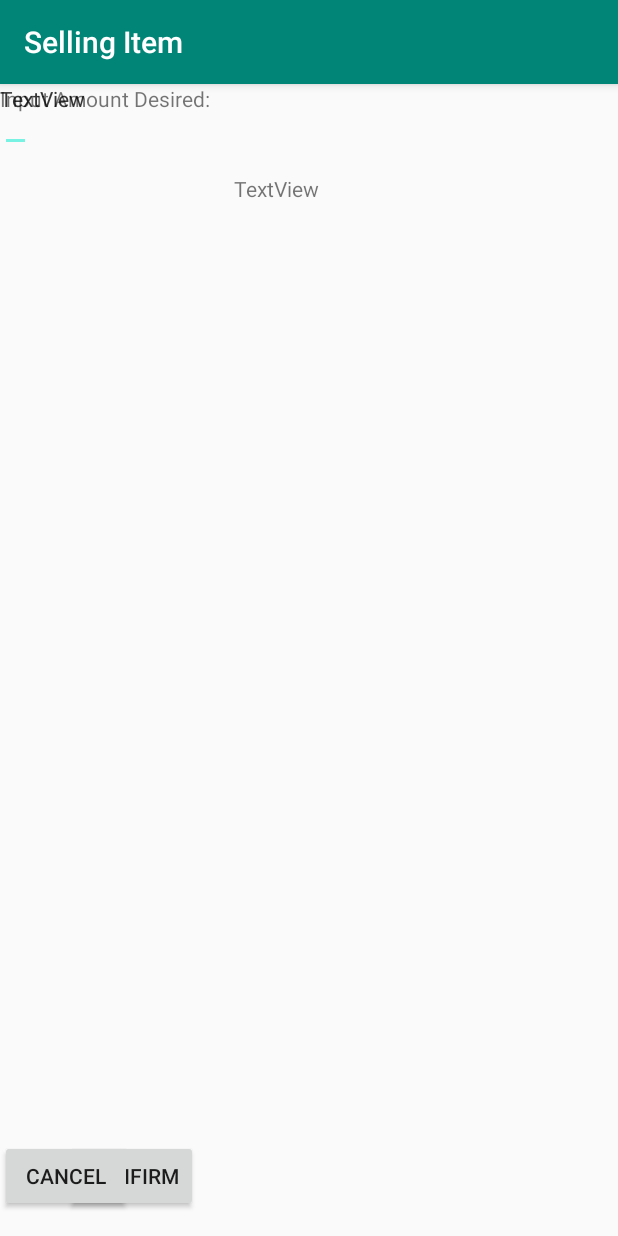
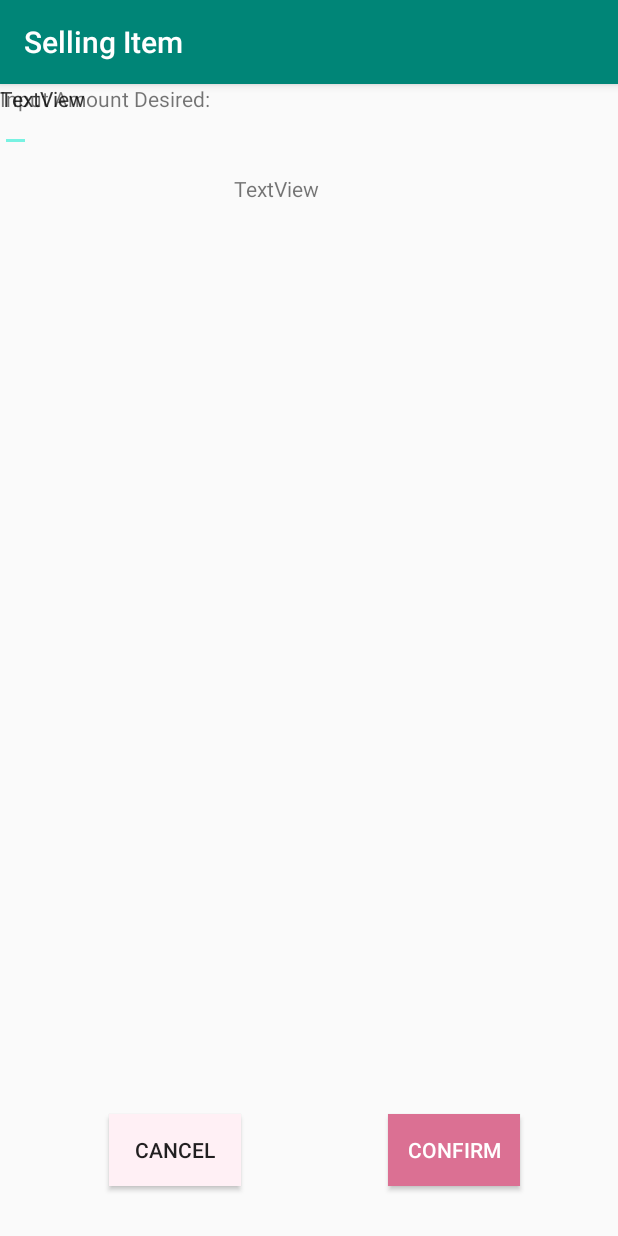
Before and after one commit to sairapoonnen/CS2340SpaceTraderProject, an Android app: the EditItemActivity screen opened directly, with no data from a screen before it, on a phone screen of 412 x 824 dp. Run offline under Robolectric (Android 15) with nearby library versions, the phone set to English and light mode, and no system bars; Roboto replaces fonts that are not available here.

Commit message:
Edited xml files

```diff
--- a/app/src/main/res/layout/activity_edititem.xml
+++ b/app/src/main/res/layout/activity_edititem.xml
@@ -10,12 +10,17 @@
         android:id="@+id/confirm"
         android:layout_width="wrap_content"
         android:layout_height="wrap_content"
+        android:layout_marginTop="8dp"
         android:layout_marginBottom="16dp"
+        android:background="@color/PaleVioletRed"
         android:text="Confirm"
+        android:textColor="@color/White"
         app:layout_constraintBottom_toBottomOf="parent"
         app:layout_constraintEnd_toEndOf="parent"
-        app:layout_constraintHorizontal_bias="0.136"
-        app:layout_constraintStart_toStartOf="parent" />
+        app:layout_constraintHorizontal_bias="0.798"
+        app:layout_constraintStart_toStartOf="parent"
+        app:layout_constraintTop_toTopOf="parent"
+        app:layout_constraintVertical_bias="0.975" />
 
     <TextView
         android:id="@+id/item_name"
@@ -29,13 +34,23 @@
         app:layout_constraintTop_toTopOf="parent" />
 
     <Button
-        android:id="@+id/button2"
+        android:id="@+id/cancel"
         android:layout_width="wrap_content"
-        android:layout_height="wrap_content"
-        android:layout_marginBottom="16dp"
+        android:layout_height="48dp"
+        android:layout_marginStart="8dp"
+        android:layout_marginLeft="8dp"
+        android:layout_marginTop="8dp"
+        android:layout_marginEnd="8dp"
+        android:layout_marginRight="8dp"
+        android:layout_marginBottom="8dp"
+        android:background="@color/LavenderBlush"
         android:text="Cancel"
         app:layout_constraintBottom_toBottomOf="parent"
-        tools:layout_editor_absoluteX="288dp" />
+        app:layout_constraintEnd_toEndOf="parent"
+        app:layout_constraintHorizontal_bias="0.211"
+        app:layout_constraintStart_toStartOf="parent"
+        app:layout_constraintTop_toTopOf="parent"
+        app:layout_constraintVertical_bias="0.964" />
 
     <TextView
         android:id="@+id/item_price"
--- a/app/src/main/res/layout/activity_marketbuy.xml
+++ b/app/src/main/res/layout/activity_marketbuy.xml
@@ -94,7 +94,7 @@
 
     <TextView
         android:id="@+id/cargo_header"
-        android:layout_width="113dp"
+        android:layout_width="118dp"
         android:layout_height="29dp"
         android:layout_marginStart="8dp"
         android:layout_marginLeft="8dp"
@@ -102,7 +102,7 @@
         android:layout_marginEnd="8dp"
         android:layout_marginRight="8dp"
         android:layout_marginBottom="8dp"
-        android:background="@color/LemonChiffon"
+        android:background="@color/LavenderBlush"
         android:gravity="center"
         android:text="Cargo Amount"
         android:textSize="18sp"
@@ -127,7 +127,7 @@
         android:gravity="center"
         android:text="Cost"
         android:textSize="18sp"
-        android:background="@color/LemonChiffon"
+        android:background="@color/LavenderBlush"
         app:fontFamily="@font/alegreya_sans_sc_bold"
         app:layout_constraintBottom_toBottomOf="parent"
         app:layout_constraintEnd_toEndOf="parent"
--- a/app/src/main/res/layout/activity_marketsell.xml
+++ b/app/src/main/res/layout/activity_marketsell.xml
@@ -25,7 +25,7 @@
 
     <TextView
         android:id="@+id/cargo_header2"
-        android:layout_width="113dp"
+        android:layout_width="122dp"
         android:layout_height="29dp"
         android:layout_marginStart="8dp"
         android:layout_marginLeft="8dp"
@@ -33,7 +33,7 @@
         android:layout_marginEnd="8dp"
         android:layout_marginRight="8dp"
         android:layout_marginBottom="8dp"
-        android:background="@color/LemonChiffon"
+        android:background="@color/LavenderBlush"
         android:gravity="center"
         android:text="Cargo Amount"
         android:textSize="18sp"
@@ -55,7 +55,7 @@
         android:layout_marginEnd="8dp"
         android:layout_marginRight="8dp"
         android:layout_marginBottom="8dp"
-        android:background="@color/LemonChiffon"
+        android:background="@color/LavenderBlush"
         android:gravity="center"
         android:text="Cost"
         android:textSize="18sp"
```
